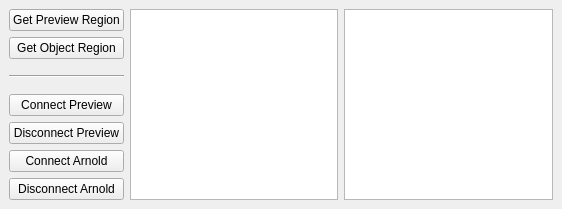
Old version of the form Tapp/Maya/lighting/region/resources/region.ui in the repository bumpybox/Tapp.
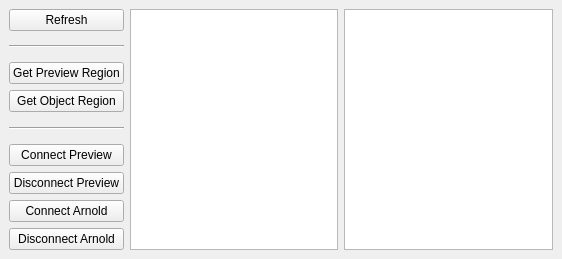
New version of the form.

Diff of the .ui file:
```diff
--- a/Tapp/Maya/lighting/region/resources/region.ui
+++ b/Tapp/Maya/lighting/region/resources/region.ui
@@ -7,7 +7,7 @@
     <x>0</x>
     <y>0</y>
     <width>562</width>
-    <height>209</height>
+    <height>259</height>
    </rect>
   </property>
   <property name="windowTitle">
@@ -17,6 +17,52 @@
    <layout class="QHBoxLayout" name="horizontalLayout">
     <item>
      <layout class="QVBoxLayout" name="verticalLayout">
+      <item>
+       <widget class="QPushButton" name="refresh_pushButton">
+        <property name="minimumSize">
+         <size>
+          <width>0</width>
+          <height>0</height>
+         </size>
+        </property>
+        <property name="text">
+         <string>Refresh</string>
+        </property>
+       </widget>
+      </item>
+      <item>
+       <spacer name="verticalSpacer_3">
+        <property name="orientation">
+         <enum>Qt::Vertical</enum>
+        </property>
+        <property name="sizeHint" stdset="0">
+         <size>
+          <width>20</width>
+          <height>40</height>
+         </size>
+        </property>
+       </spacer>
+      </item>
+      <item>
+       <widget class="Line" name="line_2">
+        <property name="orientation">
+         <enum>Qt::Horizontal</enum>
+        </property>
+       </widget>
+      </item>
+      <item>
+       <spacer name="verticalSpacer_4">
+        <property name="orientation">
+         <enum>Qt::Vertical</enum>
+        </property>
+        <property name="sizeHint" stdset="0">
+         <size>
+          <width>20</width>
+          <height>40</height>
+         </size>
+        </property>
+       </spacer>
+      </item>
       <item>
        <widget class="QPushButton" name="getPreviewRegion_pushButton">
         <property name="text">
```
